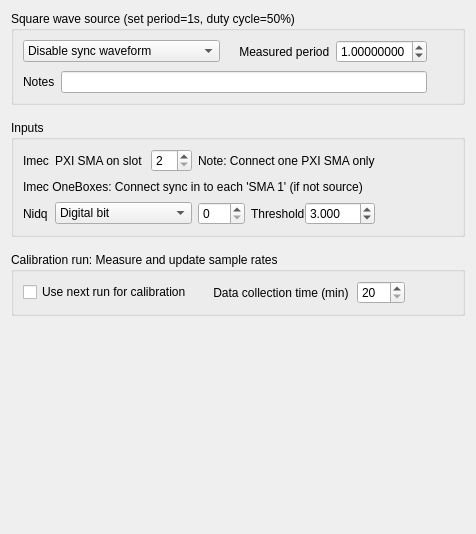
The window that Forms/SyncTab.ui (billkarsh/SpikeGLX) describes before a commit, drawn with Qt 5.
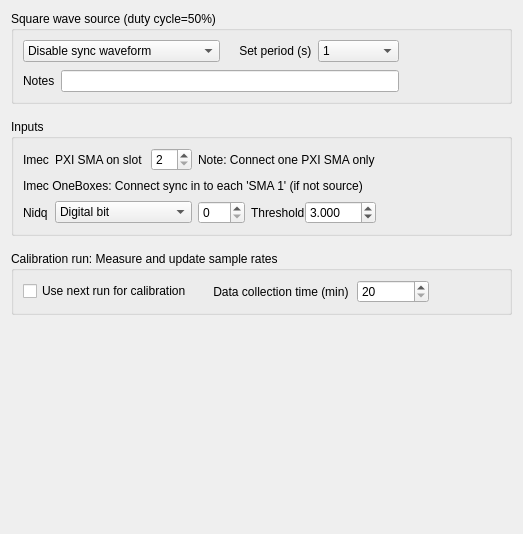
The same window after the commit.

Commit message: Sync period can be set to {1,2,3} seconds

The edit to the form file:
```diff
--- a/Forms/SyncTab.ui
+++ b/Forms/SyncTab.ui
@@ -6,7 +6,7 @@
    <rect>
     <x>0</x>
     <y>0</y>
-    <width>476</width>
+    <width>523</width>
     <height>534</height>
    </rect>
   </property>
@@ -20,7 +20,7 @@
    <item row="0" column="0">
     <widget class="QGroupBox" name="sourceGB">
      <property name="title">
-      <string>Square wave source (set period=1s, duty cycle=50%)</string>
+      <string>Square wave source (duty cycle=50%)</string>
      </property>
      <layout class="QGridLayout" name="gridLayout_2">
       <property name="verticalSpacing">
@@ -42,7 +42,7 @@
       <item row="0" column="1">
        <widget class="QLabel" name="label_3">
         <property name="text">
-         <string>    Measured period</string>
+         <string>    Set period (s)</string>
         </property>
        </widget>
       </item>
@@ -71,31 +71,6 @@
         </item>
        </widget>
       </item>
-      <item row="0" column="2">
-       <widget class="QDoubleSpinBox" name="sourceSB">
-        <property name="sizePolicy">
-         <sizepolicy hsizetype="Expanding" vsizetype="Fixed">
-          <horstretch>0</horstretch>
-          <verstretch>0</verstretch>
-         </sizepolicy>
-        </property>
-        <property name="decimals">
-         <number>8</number>
-        </property>
-        <property name="minimum">
-         <double>0.500000000000000</double>
-        </property>
-        <property name="maximum">
-         <double>2.500000000000000</double>
-        </property>
-        <property name="singleStep">
-         <double>0.000001000000000</double>
-        </property>
-        <property name="value">
-         <double>1.000000000000000</double>
-        </property>
-       </widget>
-      </item>
       <item row="1" column="0" colspan="3">
        <layout class="QHBoxLayout" name="horizontalLayout">
         <property name="spacing">
@@ -123,6 +98,31 @@
         </item>
        </layout>
       </item>
+      <item row="0" column="2">
+       <widget class="QComboBox" name="periodCB">
+        <property name="sizePolicy">
+         <sizepolicy hsizetype="MinimumExpanding" vsizetype="Fixed">
+          <horstretch>0</horstretch>
+          <verstretch>0</verstretch>
+         </sizepolicy>
+        </property>
+        <item>
+         <property name="text">
+          <string>1</string>
+         </property>
+        </item>
+        <item>
+         <property name="text">
+          <string>2</string>
+         </property>
+        </item>
+        <item>
+         <property name="text">
+          <string>3</string>
+         </property>
+        </item>
+       </widget>
+      </item>
      </layout>
     </widget>
    </item>
```
Left out of the diff: 16 changed lines with no effect on the pictures. The commit also changes 11 other files.
